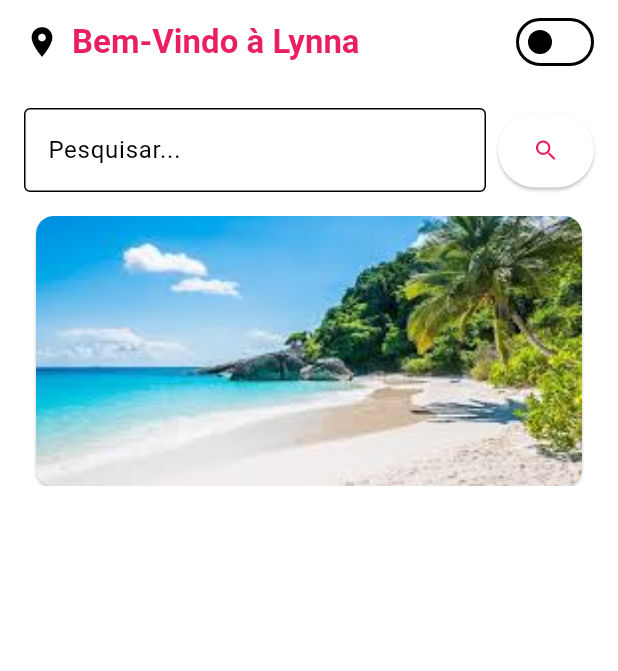
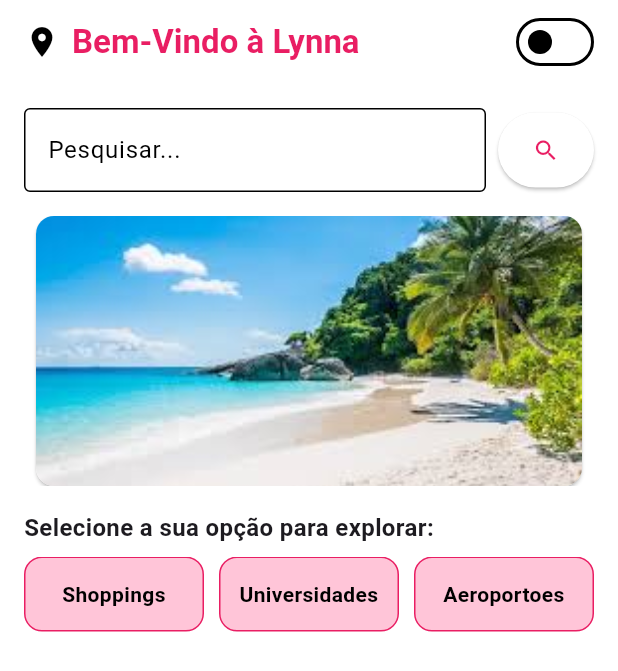
Before and after one commit to JuliaaNasc/Lynna, a Flutter app: the screen it shows after launch, on a phone screen of 412 x 824 dp. Shown: the top 671 px of the screen. Run offline on Flutter 3.47's test engine with Material 3 defaults, Android fonts, the light colour scheme and no system bars.

Commit message:
Incluindo as opções de lugares para explorar

```diff
--- /dev/null
+++ b/lib/controller/carrossel_controller.dart
@@ -0,0 +1,32 @@
+import 'dart:async';
+import 'package:flutter/material.dart';
+
+class CarrosselController {
+  final PageController pageController = PageController();
+  final List<String> imagens = [
+    'assets/imagens/imagem_01.jpg',
+    'assets/imagens/imagem_02.jpg',
+    'assets/imagens/imagem_03.jpg',
+  ];
+
+  int _paginaAtual = 0;
+  Timer? _timer;
+
+  /// Inicia o carrossel automático e chama [onPageChanged] sempre que troca de página.
+  void iniciarCarrossel(VoidCallback onPageChanged) {
+    _timer = Timer.periodic(const Duration(seconds: 3), (timer) {
+      _paginaAtual = (_paginaAtual + 1) % imagens.length;
+      pageController.animateToPage(
+        _paginaAtual,
+        duration: const Duration(milliseconds: 400),
+        curve: Curves.easeInOut,
+      );
+      onPageChanged();
+    });
+  }
+
+  void dispose() {
+    _timer?.cancel();
+    pageController.dispose();
+  }
+}
--- /dev/null
+++ b/lib/controller/opcoes_controller.dart
@@ -0,0 +1,12 @@
+import 'package:flutter/material.dart';
+
+class OpcoesController with ChangeNotifier {
+  final List<String> opcoes = [
+    'Shoppings',
+    'Universidades',
+    'Aeroportoes',
+    'Parques',
+    'Hospitais',
+  ];
+
+}
--- a/lib/main.dart
+++ b/lib/main.dart
@@ -1,12 +1,16 @@
 import 'package:flutter/material.dart';
 import 'package:lynna/controller/tema_controller.dart';
+import 'package:lynna/controller/opcoes_controller.dart';
 import 'package:lynna/tela_principal.dart';
 import 'package:provider/provider.dart';
 
 void main() {
   runApp(
-    ChangeNotifierProvider(
-      create: (_) => TemaController(),
+    MultiProvider(
+      providers: [
+        ChangeNotifierProvider(create: (_) => TemaController()),
+        ChangeNotifierProvider(create: (_) => OpcoesController()),
+      ],
       child: const MyApp(),
     ),
   );
@@ -18,19 +22,19 @@ class MyApp extends StatelessWidget {
   @override
   Widget build(BuildContext context) {
     final temaController = Provider.of<TemaController>(context);
+
     return MaterialApp(
       title: 'Lynna',
       debugShowCheckedModeBanner: false,
       theme: ThemeData.light().copyWith(
         scaffoldBackgroundColor: Colors.white,
-        colorScheme: ColorScheme.light(
+        colorScheme: const ColorScheme.light(
           primary: Colors.pink, // 👈 Cor principal no modo claro
         ),
       ),
       darkTheme: ThemeData.dark().copyWith(
         scaffoldBackgroundColor: Colors.black,
-
-        colorScheme: ColorScheme.dark(
+        colorScheme: const ColorScheme.dark(
           primary: Colors.pink, // 👈 Cor principal no modo escuro
         ),
       ),
--- a/lib/tela_principal.dart
+++ b/lib/tela_principal.dart
@@ -1,6 +1,7 @@
-import 'dart:async';
 import 'package:flutter/material.dart';
 import 'package:lynna/controller/tema_controller.dart';
+import 'package:lynna/controller/carrossel_controller.dart';
+import 'package:lynna/controller/opcoes_controller.dart';
 import 'package:provider/provider.dart';
 
 class TelaPrincipalScreen extends StatefulWidget {
@@ -12,30 +13,14 @@ class TelaPrincipalScreen extends StatefulWidget {
 
 class _TelaPrincipalScreenState extends State<TelaPrincipalScreen> {
   final TextEditingController _pesquisaController = TextEditingController();
-  final PageController _carrosselController = PageController();
-
-  final List<String> _imagensCarrossel = [
-    'assets/imagens/imagem_01.jpg',
-    'assets/imagens/imagem_02.jpg',
-    'assets/imagens/imagem_03.jpg',
-  ];
-
-  int _paginaAtual = 0;
+  final CarrosselController _carrosselController = CarrosselController();
+  final OpcoesController _opcoesController = OpcoesController();
 
   @override
   void initState() {
     super.initState();
-
-    Timer.periodic(const Duration(seconds: 3), (Timer timer) {
-      setState(() {
-        _paginaAtual = (_paginaAtual + 1) % _imagensCarrossel.length;
-      });
-
-      _carrosselController.animateToPage(
-        _paginaAtual,
-        duration: const Duration(milliseconds: 400),
-        curve: Curves.easeInOut,
-      );
+    _carrosselController.iniciarCarrossel(() {
+      if (mounted) setState(() {});
     });
   }
 
@@ -64,27 +49,34 @@ class _TelaPrincipalScreenState extends State<TelaPrincipalScreen> {
         ),
         actions: [
           Row(
-            mainAxisAlignment: MainAxisAlignment.center,
             children: [
               Switch(
                 value: temaController.temaEscuro,
-                onChanged: (value) {
-                  temaController.alternarTema();
-                },
+                onChanged: (_) => temaController.alternarTema(),
               ),
-              const SizedBox(width: 12), // espaçamento extra
+              const SizedBox(width: 12),
             ],
           ),
         ],
       ),
-      body: Padding(
+      body: SingleChildScrollView(
+        child: Padding(
           padding: const EdgeInsets.all(16.0),
           child: Column(
+            crossAxisAlignment: CrossAxisAlignment.start,
             children: [
               _buildCampoDePesquisa(),
               const SizedBox(height: 16),
               _buildCarrosselDeImagens(),
+              const SizedBox(height: 16),
+              const Text(
+                'Selecione a sua opção para explorar:',
+                style: TextStyle(fontSize: 16, fontWeight: FontWeight.bold),
+              ),
+              const SizedBox(height: 8),
+              _buildOpcoesHorizontais(),
             ],
+          ),
         ),
       ),
     );
@@ -119,10 +111,10 @@ class _TelaPrincipalScreenState extends State<TelaPrincipalScreen> {
     return SizedBox(
       height: 180,
       child: PageView.builder(
-        controller: _carrosselController,
-        itemCount: _imagensCarrossel.length,
+        controller: _carrosselController.pageController,
+        itemCount: _carrosselController.imagens.length,
         itemBuilder: (context, index) {
-          return _buildItemCarrossel(_imagensCarrossel[index]);
+          return _buildItemCarrossel(_carrosselController.imagens[index]);
         },
       ),
     );
@@ -140,4 +132,41 @@ class _TelaPrincipalScreenState extends State<TelaPrincipalScreen> {
       ),
     );
   }
+
+  Widget _buildOpcoesHorizontais() {
+    return SizedBox(
+      height: 50, // Altura fixa do bloco das opções
+      child: SingleChildScrollView(
+        scrollDirection: Axis.horizontal,
+        child: Row(
+          children: List.generate(_opcoesController.opcoes.length, (index) {
+            final opcao = _opcoesController.opcoes[index];
+            return Container(
+              width: 120, // Largura fixa de cada item
+              margin: const EdgeInsets.only(right: 10),
+              padding: const EdgeInsets.all(12),
+              decoration: BoxDecoration(
+                color: const Color.fromARGB(255, 255, 197, 216),
+                borderRadius: BorderRadius.circular(12),
+                border: Border.all(color: Colors.pink),
+              ),
+              child: Center(
+                child: Text(
+                  opcao,
+                  textAlign: TextAlign.center,
+                  style: TextStyle(
+                    fontWeight: FontWeight.bold,
+                    color:
+                        Theme.of(context).brightness == Brightness.dark
+                            ? Colors.pink
+                            : Colors.black,
+                  ),
+                ),
+              ),
+            );
+          }),
+        ),
+      ),
+    );
   }
+}
```
Lines whose indentation alone changed are shown as unchanged.
